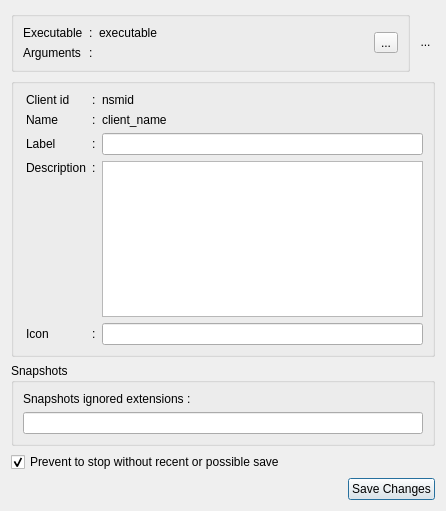
Qt form resources/ui/client_properties.ui (Houston4444/RaySession) before a commit.
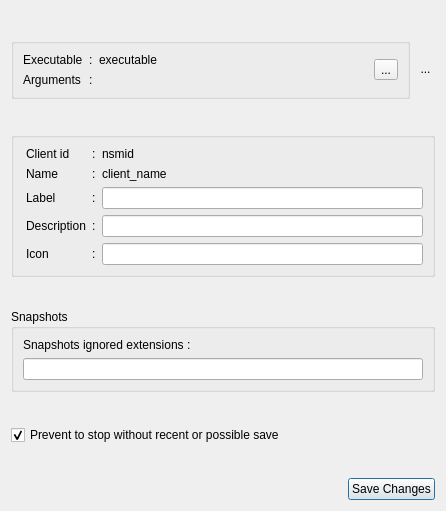
The same form after that commit. Icons and pictures are not drawn.

Commit message: change client description to one line only, set it in properties now with ray_control

```diff
--- a/resources/ui/client_properties.ui
+++ b/resources/ui/client_properties.ui
@@ -349,7 +349,7 @@
            <string>Description</string>
           </property>
           <property name="alignment">
-           <set>Qt::AlignLeading|Qt::AlignLeft|Qt::AlignTop</set>
+           <set>Qt::AlignLeading|Qt::AlignLeft|Qt::AlignVCenter</set>
           </property>
          </widget>
         </item>
@@ -359,16 +359,12 @@
            <string>:</string>
           </property>
           <property name="alignment">
-           <set>Qt::AlignLeading|Qt::AlignLeft|Qt::AlignTop</set>
+           <set>Qt::AlignLeading|Qt::AlignLeft|Qt::AlignVCenter</set>
           </property>
          </widget>
         </item>
         <item row="3" column="3" colspan="2">
-         <widget class="QPlainTextEdit" name="plainTextEditDescription">
-          <property name="plainText">
-           <string/>
-          </property>
-         </widget>
+         <widget class="QLineEdit" name="lineEditDescription"/>
         </item>
        </layout>
       </item>
```
The commit also changes 3 other files.
